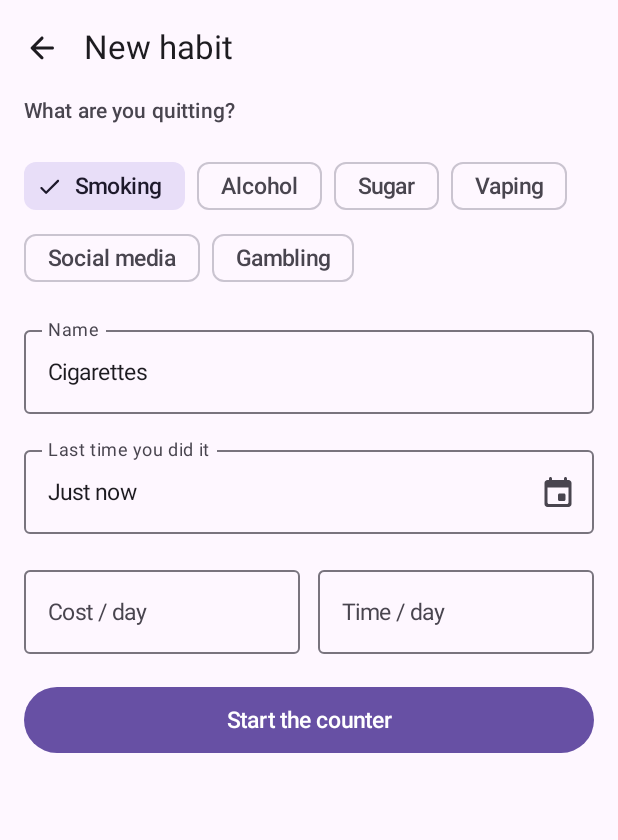
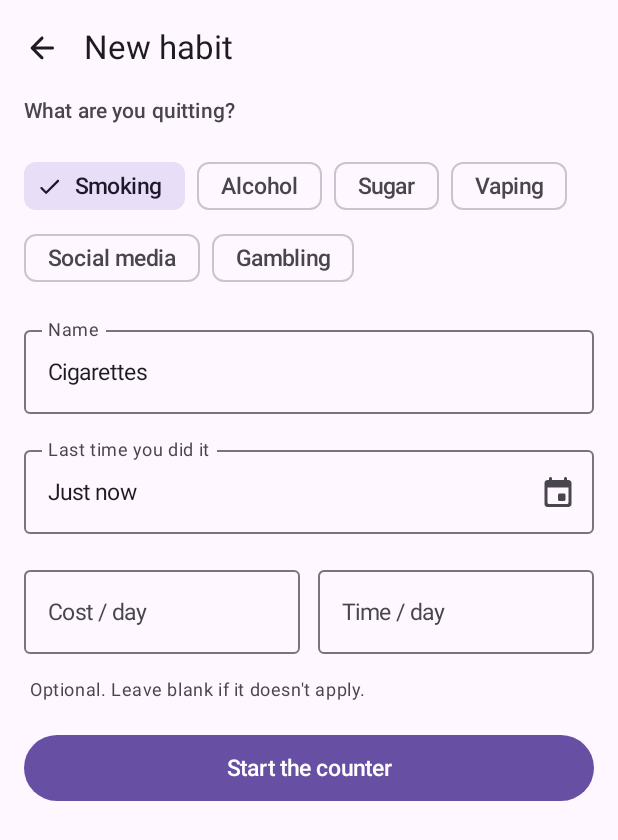
Before and after one commit to devArthur4718/holdout-android, an Android app built with Jetpack Compose: the screen it shows after launch (MainActivity), after a tap on "Add my first habit", on a phone screen of 412 x 824 dp. Shown: the top 840 px of the screen. Run offline under Robolectric (Android 15) with nearby library versions, the phone set to English and light mode, and no system bars; our stand-ins replace Navigation 3, Room's generated code.

Commit message:
New Welcome text, drop the money highlight, mark cost and time optional
- Welcome body: Quitter as a simple, free, account-free tool to track
  progress quitting a habit, with all data on the phone (EN/PT-BR/ES)
- Remove the "money and time add up" highlight from Welcome
- New habit form: say that cost and time per day are optional
- Tests and README counts updated

Co-Authored-By: Claude Opus 5.5 <noreply@anthropic.com>

```diff
--- a/app/src/main/kotlin/app/quitter/ui/newhabit/NewHabitScreen.kt
+++ b/app/src/main/kotlin/app/quitter/ui/newhabit/NewHabitScreen.kt
@@ -222,6 +222,14 @@ fun NewHabitScreen(
           modifier = Modifier.weight(1f),
         )
       }
+      if (!uiState.minutesTooHigh) {
+        Text(
+          stringResource(R.string.new_habit_cost_time_optional),
+          style = MaterialTheme.typography.bodySmall,
+          color = colors.onSurfaceVariant,
+          modifier = Modifier.padding(start = 4.dp),
+        )
+      }
 
       projectionText(uiState.yearlyCost, uiState.yearlyHours)?.let { text ->
         Surface(color = colors.surfaceContainer, shape = RoundedCornerShape(12.dp)) {
--- a/app/src/main/kotlin/app/quitter/ui/onboarding/WelcomeViewModel.kt
+++ b/app/src/main/kotlin/app/quitter/ui/onboarding/WelcomeViewModel.kt
@@ -4,7 +4,6 @@ import androidx.annotation.StringRes
 import androidx.compose.material.icons.Icons
 import androidx.compose.material.icons.rounded.Campaign
 import androidx.compose.material.icons.rounded.EmojiEvents
-import androidx.compose.material.icons.rounded.Savings
 import androidx.compose.material.icons.rounded.VolunteerActivism
 import androidx.compose.ui.graphics.vector.ImageVector
 import androidx.lifecycle.ViewModel
@@ -25,7 +24,6 @@ class WelcomeViewModel : ViewModel() {
   private val _uiState = MutableStateFlow(
     WelcomeUiState(
       benefits = listOf(
-        Benefit(Icons.Rounded.Savings, R.string.welcome_benefit_savings),
         Benefit(Icons.Rounded.EmojiEvents, R.string.welcome_benefit_trophies),
         if (Features.ADS) {
           Benefit(Icons.Rounded.Campaign, R.string.welcome_benefit_ads)
--- a/app/src/main/res/values/strings.xml
+++ b/app/src/main/res/values/strings.xml
@@ -11,8 +11,7 @@
     <string name="action_cancel">Cancel</string>
 
     <string name="welcome_title">One counter.\nThat\'s the whole idea.</string>
-    <string name="welcome_body">Quitter shows how long it\'s been since you last did it, the money you didn\'t spend and the time you got back. No account. Your data stays on the device.</string>
-    <string name="welcome_benefit_savings">See the money and time you didn\'t spend add up, live</string>
+    <string name="welcome_body">Quitter is a simple app to track your progress as you quit certain habits. Whether it\'s cigarettes, drinking or anything else, you can lean on this tool for some support: it\'s free, there\'s no account to sign up for, and all your data stays on your phone.</string>
     <string name="welcome_benefit_trophies">A trophy at every goal: 1 day, 1 week, 30 days, 6 months, 1 year…</string>
     <string name="welcome_benefit_ads">Free forever, funded by ads — never on relapse screens</string>
     <string name="welcome_benefit_free">Free, with no ads and nothing to sign up for</string>
@@ -34,6 +33,7 @@
     <string name="new_habit_just_now">Just now</string>
     <string name="new_habit_pick_date">Pick date and time</string>
     <string name="new_habit_cost_per_day">Cost / day</string>
+    <string name="new_habit_cost_time_optional">Optional. Leave blank if it doesn\'t apply.</string>
     <string name="new_habit_time_per_day">Time / day</string>
     <string name="new_habit_minutes_too_high">A day only has %s minutes.</string>
     <string name="unit_minutes">min</string>
```
Also changed, not shown: 6 other files.
